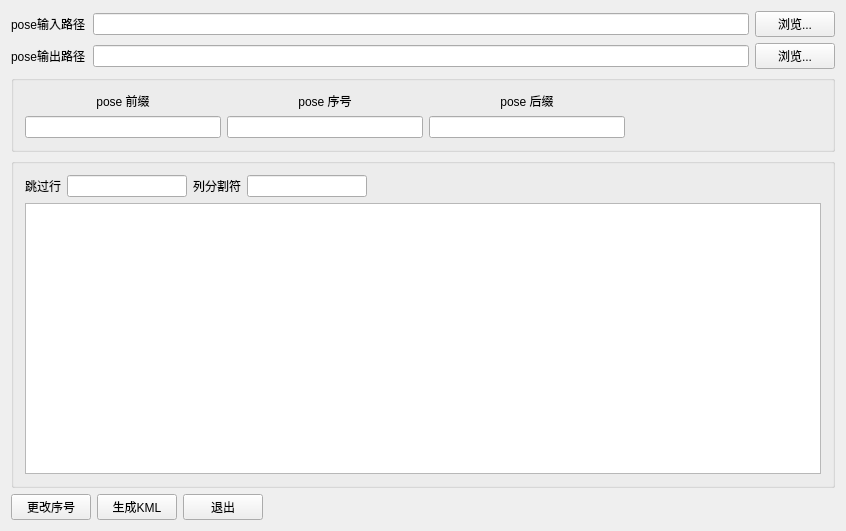
This is source/convert_pose/ui/widget.ui in studytools/qt_study as Qt 5 draws it before an edit. The edited form follows.
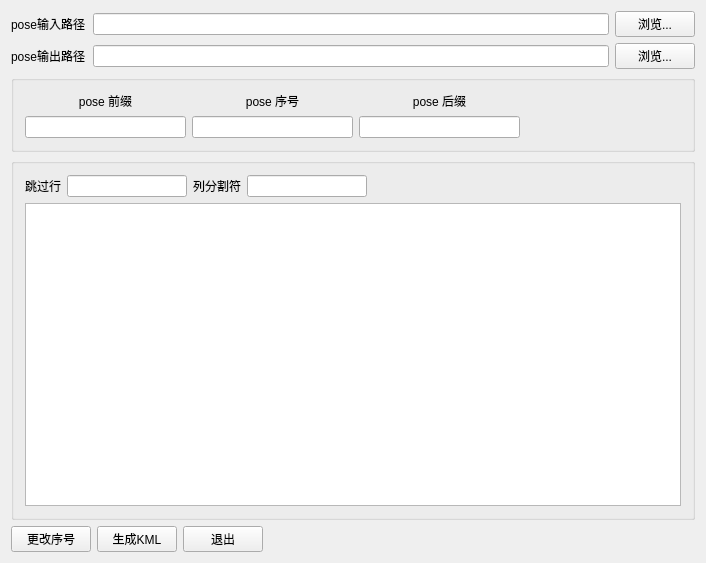
This is the edited form.

What changed in the file:
```diff
--- a/source/convert_pose/ui/widget.ui
+++ b/source/convert_pose/ui/widget.ui
@@ -6,8 +6,8 @@
    <rect>
     <x>0</x>
     <y>0</y>
-    <width>846</width>
-    <height>531</height>
+    <width>706</width>
+    <height>563</height>
    </rect>
   </property>
   <property name="windowTitle">
@@ -242,7 +242,26 @@
           <item>
            <layout class="QVBoxLayout" name="verticalLayout_table">
             <item>
-             <widget class="QTableWidget" name="tableWidget"/>
+             <widget class="QTableWidget" name="tableWidget">
+              <property name="minimumSize">
+               <size>
+                <width>0</width>
+                <height>0</height>
+               </size>
+              </property>
+              <property name="editTriggers">
+               <set>QAbstractItemView::NoEditTriggers</set>
+              </property>
+              <attribute name="horizontalHeaderMinimumSectionSize">
+               <number>100</number>
+              </attribute>
+              <attribute name="verticalHeaderDefaultSectionSize">
+               <number>30</number>
+              </attribute>
+              <attribute name="verticalHeaderMinimumSectionSize">
+               <number>30</number>
+              </attribute>
+             </widget>
             </item>
            </layout>
           </item>
```
